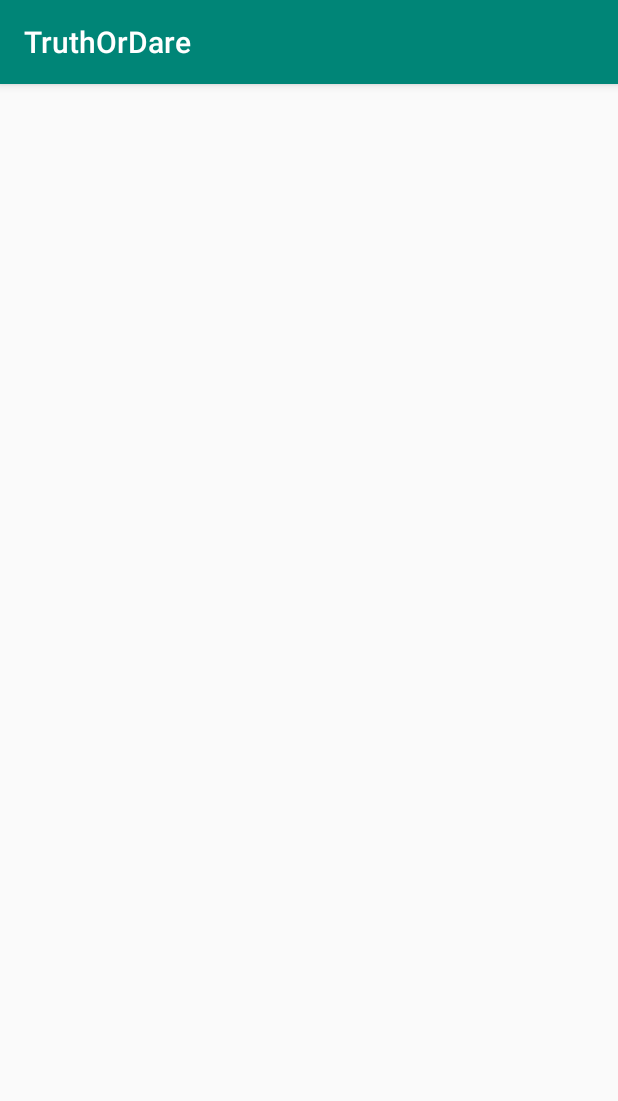
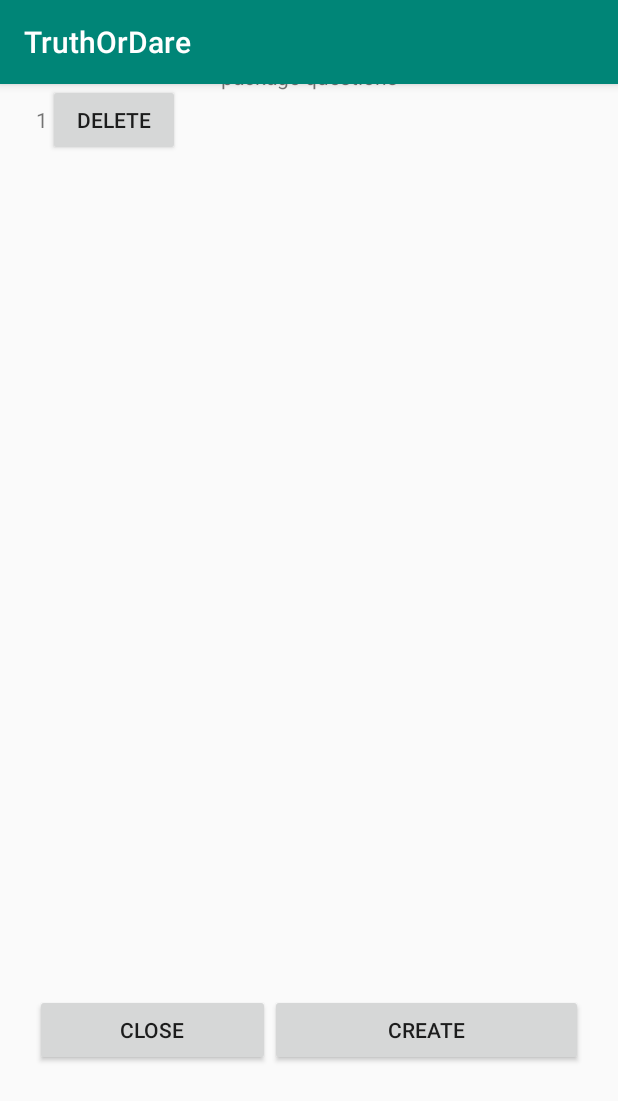
Before and after one commit to tsvan/TruthOrDare, an Android app: the AddQuestionsActivity screen opened directly, with no data from a screen before it, on a phone screen of 412 x 824 dp. Shown: the top 1101 px of the screen. Run offline under Robolectric (Android 15) with nearby library versions, the phone set to English and light mode, and no system bars; 1 statement that could not run was skipped.

Commit message:
questions add/delete

```diff
--- a/app/src/main/java/tsvan/com/AddPackageActivity.kt
+++ b/app/src/main/java/tsvan/com/AddPackageActivity.kt
@@ -9,6 +9,7 @@ import androidx.appcompat.app.AlertDialog
 import kotlinx.android.synthetic.main.activity_add_package.*
 import tsvan.com.infrastructure.DbConnect
 import tsvan.com.models.GamePackage
+import tsvan.com.repository.QuestionRepository
 
 class AddPackageActivity : AppCompatActivity() {
 
@@ -53,7 +54,7 @@ class AddPackageActivity : AppCompatActivity() {
         }
         buttonEdit.setText("edit")
         buttonEdit.setOnClickListener {
-            val intent = Intent(this, EditPackageActivity::class.java)
+            val intent = Intent(this, AddQuestionsActivity::class.java)
             intent.putExtra("id", gamePack.id)
             startActivity(intent)
         }
--- a/app/src/main/java/tsvan/com/AddQuestionActivity.kt
+++ b/app/src/main/java/tsvan/com/AddQuestionActivity.kt
@@ -2,11 +2,28 @@ package tsvan.com
 
 import androidx.appcompat.app.AppCompatActivity
 import android.os.Bundle
+import android.widget.EditText
+import kotlinx.android.synthetic.main.activity_add_question.*
+import tsvan.com.infrastructure.DbConnect
 
 class AddQuestionActivity : AppCompatActivity() {
+
+    private var dbConnect : DbConnect? = null
+
 
     override fun onCreate(savedInstanceState: Bundle?) {
         super.onCreate(savedInstanceState)
         setContentView(R.layout.activity_add_question)
+        dbConnect = DbConnect(this)
+
+
+        val packageId = intent.extras!!.getInt("id")
+
+        val editText  = this.findViewById<EditText>(R.id.editText)
+
+
+        addQuestion.setOnClickListener{
+           dbConnect!!.addQuestion(packageId, editText.text.toString() )
+        }
     }
 }
--- a/app/src/main/java/tsvan/com/AddQuestionsActivity.kt
+++ b/app/src/main/java/tsvan/com/AddQuestionsActivity.kt
@@ -1,12 +1,61 @@
 package tsvan.com
 
+import android.content.Intent
 import androidx.appcompat.app.AppCompatActivity
 import android.os.Bundle
+import android.widget.*
+import kotlinx.android.synthetic.main.activity_add_package.tableLayout
+import kotlinx.android.synthetic.main.activity_add_questions.*
+import tsvan.com.infrastructure.DbConnect
+import tsvan.com.models.Question
+import tsvan.com.repository.QuestionRepository
 
 class AddQuestionsActivity : AppCompatActivity() {
+
+    private var dbConnect : DbConnect? = null
+
+    private var packageId : Int = 0
 
     override fun onCreate(savedInstanceState: Bundle?) {
         super.onCreate(savedInstanceState)
         setContentView(R.layout.activity_add_questions)
+
+        dbConnect = DbConnect(this)
+
+        this.packageId = intent.extras!!.getInt("id")
+
+        createQuestion.setOnClickListener{
+            val intent = Intent(this, AddQuestionActivity::class.java)
+            intent.putExtra("id", this.packageId)
+            startActivity(intent)
+        }
+        this.renderQuestions()
+    }
+
+    private fun renderQuestions() {
+        val questions = dbConnect!!.getPackageQuestions(this.packageId)
+
+        for( q in questions){
+            this.addQuestionRow(q)
+        }
+    }
+
+    private fun addQuestionRow(question: Question) {
+        var tableLayout = tableLayout.findViewById<TableLayout>(R.id.tableLayout)
+        var tableRow  = TableRow(this)
+        var rowIdText = TextView(this)
+        var rowTextText = TextView(this)
+        var buttonDelete = Button(this)
+        rowIdText.setText(question.id.toString())
+        rowTextText.setText(question.text)
+        tableRow.addView(rowIdText)
+        tableRow.addView(rowTextText)
+        buttonDelete.setText("delete")
+        buttonDelete.setOnClickListener {
+
+            dbConnect!!.deleteQuestion(question.id)
+        }
+        tableRow.addView(buttonDelete)
+        tableLayout.addView(tableRow)
     }
 }
--- a/app/src/main/java/tsvan/com/infrastructure/DbConnect.kt
+++ b/app/src/main/java/tsvan/com/infrastructure/DbConnect.kt
@@ -5,6 +5,8 @@ import android.content.Context
 import android.database.sqlite.SQLiteDatabase
 import android.database.sqlite.SQLiteOpenHelper
 import tsvan.com.models.GamePackage
+import tsvan.com.models.Question
+import tsvan.com.repository.QuestionRepository
 import java.lang.reflect.Array
 
 //https://demonuts.com/kotlin-sqlite-database/
@@ -18,7 +20,14 @@ class DbConnect(context: Context): SQLiteOpenHelper(context,DATABASE_NAME,null,D
         private val KEY_ID = "id"
         private val KEY_NAME = "name"
 
-        /*CREATE TABLE students ( id INTEGER PRIMARY KEY AUTOINCREMENT, name TEXT, phone_number TEXT......);*/
+        private val TABLE_QUESTIONS = "questions"
+        private val KEY_PACKAGE_ID = "package_id"
+        private val KEY_QUESTION = "text"
+
+        private val CREATE_TABLE_QUESTIONS = ("CREATE TABLE "
+                + TABLE_QUESTIONS + "(" + KEY_ID
+                + " INTEGER PRIMARY KEY AUTOINCREMENT," + KEY_QUESTION + " TEXT ," + KEY_PACKAGE_ID + " INTEGER );")
+
         private val CREATE_TABLE_PACKAGES = ("CREATE TABLE "
                 + TABLE_PACKAGES + "(" + KEY_ID
                 + " INTEGER PRIMARY KEY AUTOINCREMENT," + KEY_NAME + " TEXT );")
@@ -26,10 +35,12 @@ class DbConnect(context: Context): SQLiteOpenHelper(context,DATABASE_NAME,null,D
 
     override fun onCreate(db: SQLiteDatabase) {
         db.execSQL(CREATE_TABLE_PACKAGES)
+        db.execSQL(CREATE_TABLE_QUESTIONS)
     }
 
     override fun onUpgrade(db: SQLiteDatabase, oldVersion: Int, newVersion: Int) {
         db.execSQL("DROP TABLE IF EXISTS '$TABLE_PACKAGES'")
+        db.execSQL("DROP TABLE IF EXISTS '$TABLE_QUESTIONS'")
         onCreate(db)
     }
 
@@ -65,4 +76,40 @@ class DbConnect(context: Context): SQLiteOpenHelper(context,DATABASE_NAME,null,D
         }
         return questionPackages
     }
+
+    //----------------------------------
+
+    fun addQuestion(packageId: Int, question: String): Long {
+        val db = this.writableDatabase
+        // Creating content values
+        val values = ContentValues()
+        values.put(KEY_QUESTION, question)
+        values.put(KEY_PACKAGE_ID, packageId)
+        // insert row in students table
+
+        return db.insert(TABLE_QUESTIONS, null, values)
+    }
+
+    fun deleteQuestion(id: Int): Int {
+        val db = this.writableDatabase
+        // Creating content values
+        return db.delete(TABLE_QUESTIONS, "id = ?", arrayOf(id.toString()))
+    }
+
+    fun getPackageQuestions(packageId: Int) : ArrayList<Question> {
+        val questionPackages = ArrayList<Question>()
+        var text = ""
+        var id = ""
+        val selectQuery = "SELECT  * FROM ${TABLE_QUESTIONS} WHERE ${KEY_PACKAGE_ID} = $packageId"
+        val db = this.readableDatabase
+        val c = db.rawQuery(selectQuery, null)
+        if (c.moveToFirst()) {
+            do {
+                text = c.getString(c.getColumnIndex(KEY_QUESTION))
+                id = c.getString(c.getColumnIndex(KEY_ID))
+                questionPackages.add(Question(id.toInt(), text, packageId))
+            } while (c.moveToNext())
+        }
+        return questionPackages
+    }
 }
--- a/app/src/main/java/tsvan/com/repository/QuestionRepository.kt
+++ b/app/src/main/java/tsvan/com/repository/QuestionRepository.kt
@@ -4,7 +4,6 @@ import android.content.ContentValues
 import android.content.Context
 import android.database.sqlite.SQLiteDatabase
 import android.database.sqlite.SQLiteOpenHelper
-import tsvan.com.models.GamePackage
 import tsvan.com.models.Question
 
 class QuestionRepository(context: Context): SQLiteOpenHelper(context,DATABASE_NAME,null,DATABASE_VERSION)
--- a/app/src/main/res/layout/activity_add_questions.xml
+++ b/app/src/main/res/layout/activity_add_questions.xml
@@ -6,4 +6,64 @@
     android:layout_height="match_parent"
     tools:context=".AddQuestionsActivity">
 
+    <TableLayout
+        android:id="@+id/tableLayout"
+        android:layout_width="364dp"
+        android:layout_height="497dp"
+        app:layout_constraintEnd_toEndOf="parent"
+        app:layout_constraintStart_toStartOf="parent"
+        tools:layout_editor_absoluteY="119dp">
+
+        <TableRow
+            android:layout_width="match_parent"
+            android:layout_height="match_parent" />
+
+        <TableRow
+            android:layout_width="match_parent"
+            android:layout_height="match_parent" />
+
+        <TableRow
+            android:layout_width="match_parent"
+            android:layout_height="match_parent" />
+
+        <TableRow
+            android:layout_width="match_parent"
+            android:layout_height="match_parent" />
+    </TableLayout>
+
+    <TextView
+        android:id="@+id/textView3"
+        android:layout_width="wrap_content"
+        android:layout_height="wrap_content"
+        android:text="package questions"
+        app:layout_constraintBottom_toTopOf="@+id/tableLayout"
+        app:layout_constraintEnd_toEndOf="parent"
+        app:layout_constraintStart_toStartOf="parent"
+        app:layout_constraintTop_toTopOf="parent"
+        app:layout_constraintVertical_bias="0.8" />
+
+    <LinearLayout
+        android:layout_width="365dp"
+        android:layout_height="52dp"
+        android:orientation="horizontal"
+        app:layout_constraintBottom_toBottomOf="parent"
+        app:layout_constraintEnd_toEndOf="parent"
+        app:layout_constraintStart_toStartOf="parent"
+        app:layout_constraintTop_toBottomOf="@+id/tableLayout">
+
+        <Button
+            android:id="@+id/button4"
+            android:layout_width="wrap_content"
+            android:layout_height="wrap_content"
+            android:layout_weight="1"
+            android:text="@string/close" />
+
+        <Button
+            android:id="@+id/createQuestion"
+            android:layout_width="139dp"
+            android:layout_height="wrap_content"
+            android:layout_weight="1"
+            android:text="@string/create" />
+    </LinearLayout>
+
 </androidx.constraintlayout.widget.ConstraintLayout>
```
